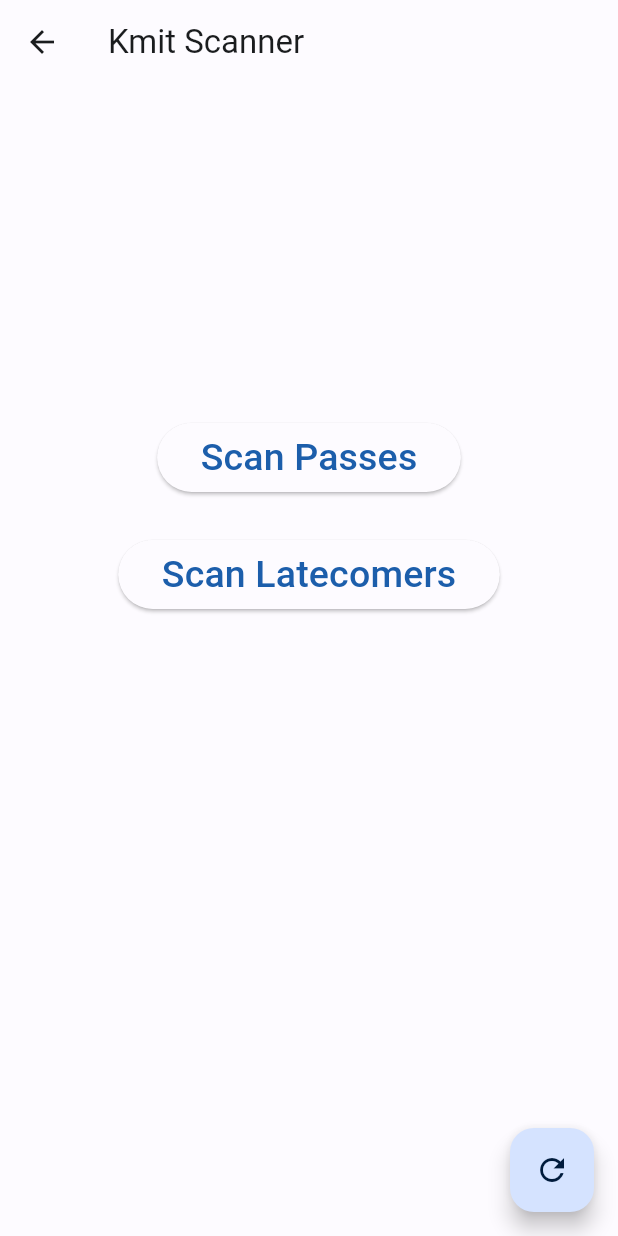
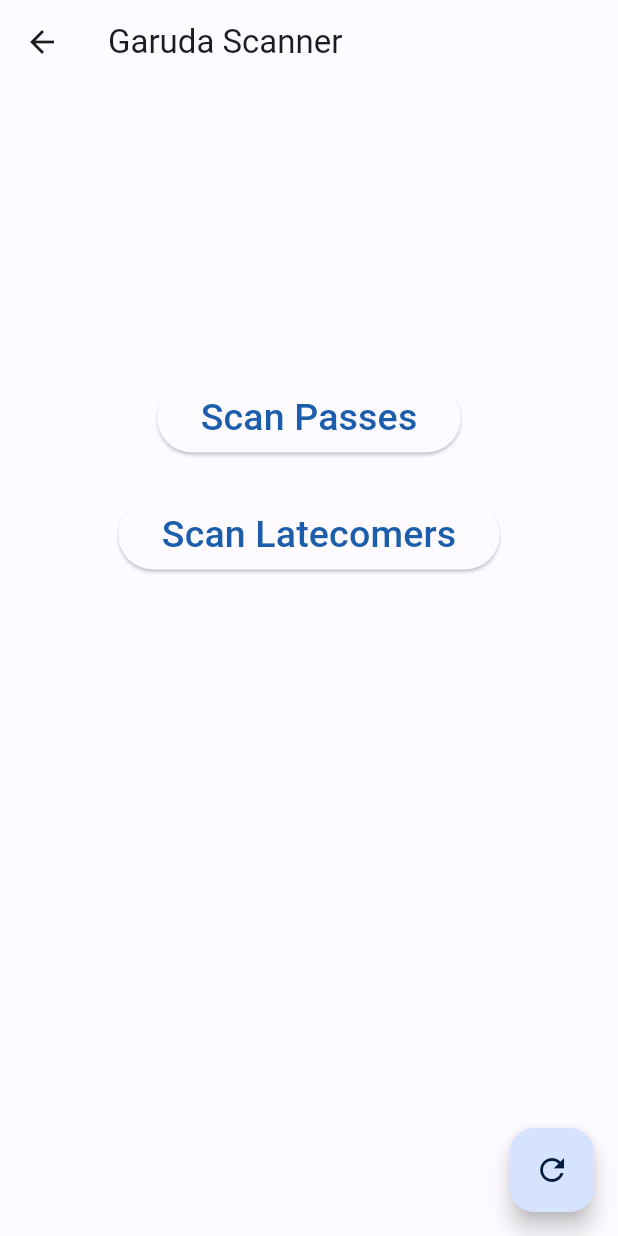
Before and after one commit to brohithkr/KMIT-student-manager, a Flutter app: the screen it shows after launch, after a tap on the "refresh" icon, on a phone screen of 412 x 824 dp. Run offline on Flutter 3.47's test engine with Material 3 defaults, Android fonts, the phone set to English and light mode, and no system bars; drawn by our look-alikes of skeletonizer; our stand-ins replace flutter_spinkit, sqflite; missing offline and left inert: mobile_scanner; accounts and stored records are empty; network calls fail.

Commit message:
remaining code

```diff
--- a/kmitscanner/lib/main.dart
+++ b/kmitscanner/lib/main.dart
@@ -4,27 +4,25 @@ import 'dart:io';
 
 import 'package:flutter/material.dart';
 import 'package:flutter_spinkit/flutter_spinkit.dart';
+import 'package:skeletonizer/skeletonizer.dart';
 import 'color_schemes.g.dart';
-import 'package:path_provider/path_provider.dart';
+// import 'package:path_provider/path_provider.dart';
+// import 'package:skeletonizer/skeletonizer.dart';
 
-import './db_handling.dart' as db;
+// import './db_handling.dart' as db;
 import './scanner.dart';
 
 import './utlis.dart' as utlis;
 
-// class Collection {
-//   Future<> is
-// }
-
 void main() async {
   WidgetsFlutterBinding.ensureInitialized();
-  if (Platform.isAndroid) {
-    final dir = await getApplicationDocumentsDirectory();
-    final path = dir.parent.path;
-    final file =
-        File('$path/databases/com.google.android.datatransport.events');
-    await file.writeAsString('Fake');
-  }
+  // if (Platform.isAndroid) {
+  //   final dir = await getApplicationDocumentsDirectory();
+  //   final path = dir.parent.path;
+  //   final file =
+  //       File('$path/databases/com.google.android.datatransport.events');
+  //   await file.writeAsString('Fake');
+  // }
   runApp(const MyApp());
 }
 
@@ -33,7 +31,7 @@ class MyApp extends StatelessWidget {
 
   @override
   Widget build(BuildContext context) {
-    String title = "Kmit Scanner";
+    String title = "Garuda Scanner";
     Future<bool> loaded = utlis.refresh();
 
     return MaterialApp(
@@ -50,17 +48,20 @@ class MyApp extends StatelessWidget {
           initialData: null,
           future: loaded,
           builder: (context, snapshot) {
-            if (snapshot.data == null) {
-              return Scaffold(
-                body: Center(
-                  child: SpinKitCircle(
-                    color: Theme.of(context).colorScheme.onBackground,
-                    size: 40,
-                  ),
-                ),
+            // if (snapshot.data == null) {
+            //   return Scaffold(
+            //     body: Center(
+            //       child: SpinKitCircle(
+            //         color: Theme.of(context).colorScheme.onBackground,
+            //         size: 40,
+            //       ),
+            //     ),
+            //   );
+            // }
+            return Skeletonizer(
+              enabled: snapshot.data == null,
+              child: HomePage(title: title),
             );
-            }
-            return HomePage(title: title);
           }),
     );
   }
@@ -75,8 +76,6 @@ class HomePage extends StatefulWidget {
 }
 
 class _HomePageState extends State<HomePage> {
-  // late String _scanData;
-
   void handleScan(
       context, title, Future<bool> Function(String) affirmFun) async {
     Navigator.of(context).push(
@@ -85,7 +84,7 @@ class _HomePageState extends State<HomePage> {
           return ScanPage(
               title: title,
               onScan: (scanRes, context) {
-                var deviceSize = MediaQuery.of(context).size;
+                // var deviceSize = MediaQuery.of(context).size;
                 showDialog(
                   context: context,
                   builder: (context) {
@@ -93,8 +92,15 @@ class _HomePageState extends State<HomePage> {
                     return FutureBuilder(
                       future: affirm,
                       builder: (context, snap) {
-                          return AffirmBox(isValid: snap.data ?? false);
-                        });
+                        if (snap.data != null) {
+                          return AffirmBox(isValid: snap.data as bool);
+                        } else {
+                          return SpinKitCircle(
+                            size: 10,
+                          );
+                        }
+                      },
+                    );
                   },
                 );
               });
@@ -110,37 +116,42 @@ class _HomePageState extends State<HomePage> {
         leading: Icon(Icons.arrow_back),
         title: Text(widget.title),
       ),
-      body: Center(
-        child: Column(
-          children: [
-            Flexible(flex: 2, fit: FlexFit.tight, child: SizedBox()),
-            Flexible(
-              flex: 2,
+      body: Align(
+        alignment: Alignment(0,-0.4),
+        child: ScrollConfiguration(
+          behavior: ScrollBehavior(),
+          child: SingleChildScrollView(
             child: Column(
               mainAxisAlignment: MainAxisAlignment.center,
               children: [
                 MyButton(
                   label: "Scan Passes",
                   todo: () {
-                      handleScan(context, "Scan Passes", utlis.isValidPass);
+                    handleScan(
+                      context,
+                      "Scan Passes",
+                      utlis.isValidPass,
+                    );
                   },
                 ),
                 MyButton(
                   label: "Scan Latecomers",
                   todo: () {
-                      handleScan(context, "Scan Latecomers", utlis.isValidPass);
+                    handleScan(
+                      context,
+                      "Scan Latecomers",
+                      utlis.isValidPass,
+                    );
                   },
-                  )
+                ),
               ],
             ),
           ),
-            Flexible(flex: 4, fit: FlexFit.tight, child: SizedBox()),
-          ],
         ),
       ),
       floatingActionButton: FloatingActionButton(
         onPressed: () async {
-          await utlis.refresh();
+          await utlis.refresh(startup: true);
         },
         child: Icon(Icons.refresh),
         // shape: ,
@@ -148,7 +159,6 @@ class _HomePageState extends State<HomePage> {
     );
   }
 }
-
 
 class AffirmBox extends StatelessWidget {
   const AffirmBox({super.key, required this.isValid});
--- a/kmitscanner/pubspec.yaml
+++ b/kmitscanner/pubspec.yaml
@@ -35,7 +35,6 @@ dependencies:
   # The following adds the Cupertino Icons font to your application.
   # Use with the CupertinoIcons class for iOS style icons.
   cupertino_icons: ^1.0.2
-  flutter_barcode_scanner: ^2.0.0
   http: ^1.1.0
   sqflite: ^2.3.0
   path: ^1.8.3
@@ -43,6 +42,7 @@ dependencies:
   mobile_scanner: ^3.5.5
   path_provider: ^2.1.1
   flutter_launcher_icons: ^0.13.1
+  skeletonizer: ^0.8.0
 
 dev_dependencies:
   flutter_test:
```
Also changed, not shown: kmitscanner/lib/db_handling.dart (+11 -3 lines), kmitscanner/lib/scanner.dart (+16 -4 lines), kmitscanner/lib/utlis.dart (+10 -26 lines), kmitscanner/pubspec.lock, 2 other files. Lines whose indentation alone changed are shown as unchanged.
